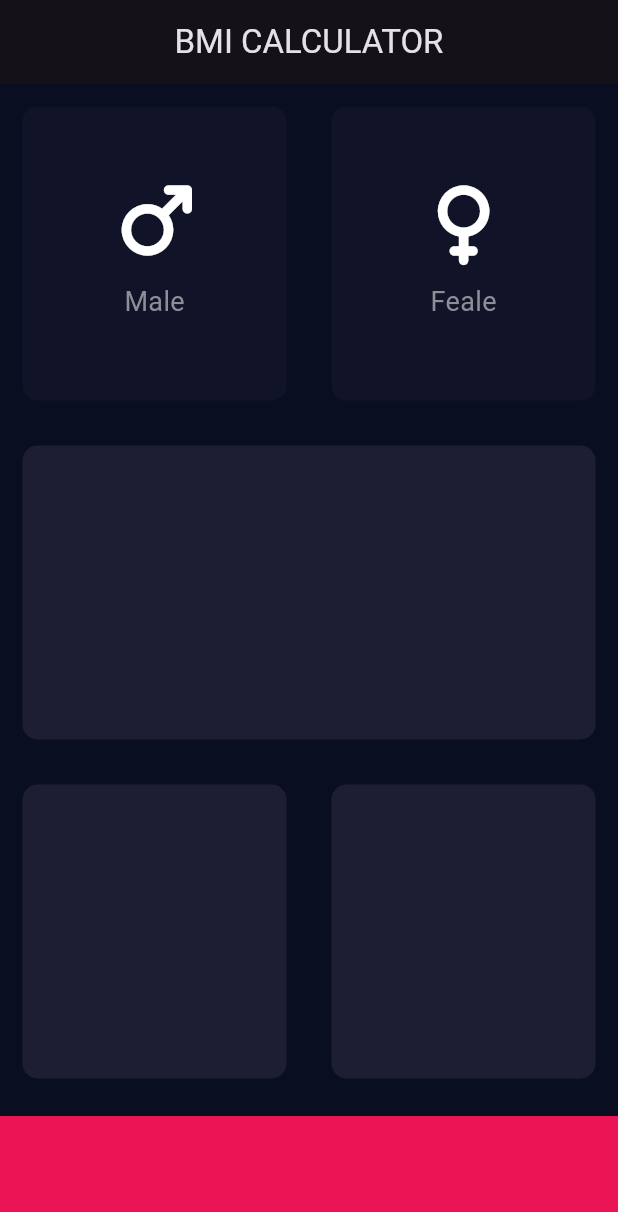
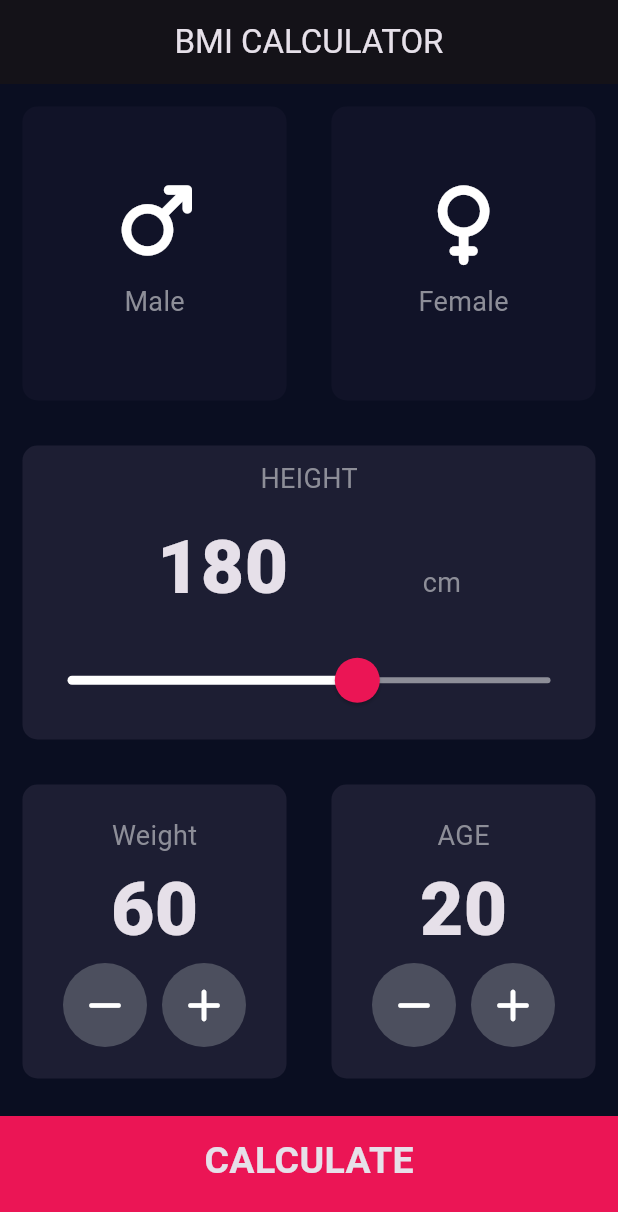
Before and after one commit to ANBPay-Training/BMI-Calculator, a Flutter app: the screen it shows after launch, on a phone screen of 412 x 824 dp. Shown: the top 1212 px of the screen. Run offline on Flutter 3.47's test engine with Material 3 defaults, Android fonts, the phone set to English and light mode, and no system bars; our stand-ins replace font_awesome_flutter.

Commit message:
from 130 to 135 slider, Themes, navigation, is added

```diff
--- /dev/null
+++ b/lib/Components/bottom_button.dart
@@ -0,0 +1,29 @@
+import 'package:flutter/material.dart';
+import 'package:bmi_calculator/constants.dart';
+
+class BottomButton extends StatelessWidget {
+  BottomButton({@required this.onTap, @required this.buttonTitle});
+
+  final VoidCallback? onTap;
+  final String? buttonTitle;
+
+  @override
+  Widget build(BuildContext context) {
+    return GestureDetector(
+      onTap: onTap,
+      child: Container(
+        child: Center(
+          child: Text(
+            buttonTitle!,
+            style: kLargeButtonTextStyle,
+          ),
+        ),
+        color: kBottomContainerColour,
+        margin: EdgeInsets.only(top: 10.0),
+        padding: EdgeInsets.only(bottom: 20.0),
+        width: double.infinity,
+        height: kBottomContainerHeight,
+      ),
+    );
+  }
+}
--- a/lib/icon_content.dart
+++ b/lib/Components/icon_content.dart
@@ -1,6 +1,5 @@
 import 'package:flutter/material.dart';
-
-const labelTextStyle = TextStyle(fontSize: 18, color: Color(0xFF8D8E98));
+import '../constants.dart';
 
 class IconContent extends StatelessWidget {
   IconContent({this.icon, this.label});
@@ -17,7 +16,7 @@ class IconContent extends StatelessWidget {
         SizedBox(height: 15),
         Text(
           label!,
-          style: labelTextStyle,
+          style: kLabelTextStyle,
         ),
       ],
     );
--- /dev/null
+++ b/lib/Components/round_icon_button.dart
@@ -0,0 +1,23 @@
+import 'package:flutter/material.dart';
+
+class RoundIconButton extends StatelessWidget {
+  RoundIconButton({@required this.icon, @required this.onPressed});
+
+  final IconData? icon;
+  final VoidCallback? onPressed;
+
+  @override
+  Widget build(BuildContext context) {
+    return RawMaterialButton(
+      elevation: 0.0,
+      child: Icon(icon),
+      onPressed: onPressed,
+      constraints: BoxConstraints.tightFor(
+        width: 56.0,
+        height: 56.0,
+      ),
+      shape: CircleBorder(),
+      fillColor: Color(0xFF4C4F5E),
+    );
+  }
+}
--- /dev/null
+++ b/lib/constants.dart
@@ -0,0 +1,34 @@
+import 'package:flutter/material.dart';
+
+const kLabelTextStyle = TextStyle(fontSize: 18, color: Color(0xFF8D8E98));
+const kNumberTextStyle = TextStyle(fontSize: 50, fontWeight: FontWeight.w900);
+
+const kBottomContainerHeight = 80.0;
+const kBottomContainerColour = Color(0xFFEB1555);
+const kActiveCardColour = Color(0xFF1D1E33);
+const kInactiveCardColour = Color(0xFF111328);
+
+const kLargeButtonTextStyle = TextStyle(
+  fontSize: 25.0,
+  fontWeight: FontWeight.bold,
+);
+
+const kTitleTextStyle = TextStyle(
+  fontSize: 50.0,
+  fontWeight: FontWeight.bold,
+);
+
+const kResultTextStyle = TextStyle(
+  color: Color(0xFF24D876),
+  fontSize: 22.0,
+  fontWeight: FontWeight.bold,
+);
+
+const kBMITextStyle = TextStyle(
+  fontSize: 100.0,
+  fontWeight: FontWeight.bold,
+);
+
+const kBodyTextStyle = TextStyle(
+  fontSize: 22.0,
+);
--- a/lib/input_page.dart
+++ /dev/null
@@ -1,89 +0,0 @@
-import 'package:flutter/material.dart';
-import 'package:font_awesome_flutter/font_awesome_flutter.dart';
-import 'reusable_card.dart';
-import 'icon_content.dart';
-
-const bottomContainerHeight = 80.0;
-const bottomContainerColour = Color(0xFFEB1555);
-const activeCardColour = Color(0xFF1D1E33);
-const inactiveCardColour = Color(0xFF111328);
-
-enum Gender {
-  male,
-  female,
-}
-
-class InputPage extends StatefulWidget {
-  @override
-  _InputPageState createState() => _InputPageState();
-}
-
-class _InputPageState extends State<InputPage> {
-  Gender? selectGender;
-
-  @override
-  Widget build(BuildContext context) {
-    return Scaffold(
-        appBar: AppBar(
-          title: Center(child: Text('BMI CALCULATOR')),
-        ),
-        body: Column(
-          children: [
-            Expanded(
-                child: Row(
-              children: [
-                Expanded(
-                  child: ReusableCard(
-                      onPress: () {
-                        setState(() {
-                          selectGender = Gender.male;
-                        });
-                      },
-                      colour: selectGender == Gender.male
-                          ? activeCardColour
-                          : inactiveCardColour,
-                      cardChild: IconContent(
-                          icon: FontAwesomeIcons.mars, label: 'Male')),
-                ),
-                Expanded(
-                  child: ReusableCard(
-                    onPress: () {
-                      setState(() {
-                        selectGender = Gender.female;
-                      });
-                    },
-                    colour: selectGender == Gender.female
-                        ? activeCardColour
-                        : inactiveCardColour,
-                    cardChild: IconContent(
-                        icon: FontAwesomeIcons.venus, label: 'Feale'),
-                  ),
-                )
-              ],
-            )),
-            Expanded(
-              child: ReusableCard(
-                colour: activeCardColour,
-              ),
-            ),
-            Expanded(
-                child: Row(
-              children: [
-                Expanded(
-                  child: ReusableCard(colour: activeCardColour),
-                ),
-                Expanded(
-                  child: ReusableCard(colour: Color(0xFF1D1E33)),
-                )
-              ],
-            )),
-            Container(
-              color: bottomContainerColour,
-              margin: EdgeInsets.only(top: 10),
-              width: double.infinity,
-              height: bottomContainerHeight,
-            )
-          ],
-        ));
-  }
-}
--- a/lib/main.dart
+++ b/lib/main.dart
@@ -1,5 +1,5 @@
 import 'package:flutter/material.dart';
-import 'input_page.dart';
+import 'screens/input_page.dart';
 
 void main() => runApp(BMICalculator());
 
--- /dev/null
+++ b/lib/screens/input_page.dart
@@ -0,0 +1,225 @@
+import 'package:bmi_calculator/Components/bottom_button.dart';
+import 'package:flutter/material.dart';
+import 'package:font_awesome_flutter/font_awesome_flutter.dart';
+import '../Components/reusable_card.dart';
+import '../Components/icon_content.dart';
+import '../constants.dart';
+import '../Components/round_icon_button.dart';
+import 'results_page.dart';
+
+enum Gender {
+  male,
+  female,
+}
+
+class InputPage extends StatefulWidget {
+  @override
+  _InputPageState createState() => _InputPageState();
+}
+
+class _InputPageState extends State<InputPage> {
+  Gender? selectGender;
+  int height = 180;
+  int weight = 60;
+  int age = 20;
+
+  @override
+  Widget build(BuildContext context) {
+    return Scaffold(
+      appBar: AppBar(
+        title: Center(child: Text('BMI CALCULATOR')),
+      ),
+      body: SafeArea(
+        child: Column(
+          crossAxisAlignment: CrossAxisAlignment.stretch,
+          children: [
+            Expanded(
+                child: Row(
+              children: [
+                Expanded(
+                  child: ReusableCard(
+                      onPress: () {
+                        setState(() {
+                          selectGender = Gender.male;
+                        });
+                      },
+                      colour: selectGender == Gender.male
+                          ? kActiveCardColour
+                          : kInactiveCardColour,
+                      cardChild: IconContent(
+                          icon: FontAwesomeIcons.mars, label: 'Male')),
+                ),
+                Expanded(
+                  child: ReusableCard(
+                    onPress: () {
+                      setState(() {
+                        selectGender = Gender.female;
+                      });
+                    },
+                    colour: selectGender == Gender.female
+                        ? kActiveCardColour
+                        : kInactiveCardColour,
+                    cardChild: IconContent(
+                        icon: FontAwesomeIcons.venus, label: 'Female'),
+                  ),
+                )
+              ],
+            )),
+            Expanded(
+              child: ReusableCard(
+                colour: kActiveCardColour,
+                cardChild: Column(
+                  mainAxisAlignment: MainAxisAlignment.spaceEvenly,
+                  children: [
+                    Text(
+                      'HEIGHT',
+                      style: kLabelTextStyle,
+                    ),
+                    Row(
+                      mainAxisAlignment: MainAxisAlignment.spaceEvenly,
+                      crossAxisAlignment: CrossAxisAlignment.baseline,
+                      textBaseline: TextBaseline.alphabetic,
+                      children: [
+                        Text(
+                          height.toString(),
+                          style: kNumberTextStyle,
+                        ),
+                        Text(
+                          'cm',
+                          style: kLabelTextStyle,
+                        ),
+                      ],
+                    ),
+                    SliderTheme(
+                      data: SliderTheme.of(context).copyWith(
+                          inactiveTrackColor: Color(0xFF8D8E98),
+                          activeTrackColor: Colors.white,
+                          thumbColor: Color(0xFFEB1555),
+                          overlayColor: Color(0x29EB1555),
+                          thumbShape:
+                              RoundSliderThumbShape(enabledThumbRadius: 15.0),
+                          overlayShape:
+                              RoundSliderOverlayShape(overlayRadius: 30)),
+                      child: Slider(
+                        value: height.toDouble(),
+                        min: 120.0,
+                        max: 220.0,
+                        onChanged: (double newValue) {
+                          setState(() {
+                            height = newValue.round();
+                          });
+                        },
+                      ),
+                    )
+                  ],
+                ),
+              ),
+            ),
+            Expanded(
+                child: Row(
+              children: [
+                Expanded(
+                  child: ReusableCard(
+                    colour: kActiveCardColour,
+                    cardChild: Column(
+                      mainAxisAlignment: MainAxisAlignment.center,
+                      children: [
+                        Text(
+                          'Weight',
+                          style: kLabelTextStyle,
+                        ),
+                        Text(
+                          weight.toString(),
+                          style: kNumberTextStyle,
+                        ),
+                        Row(
+                          mainAxisAlignment: MainAxisAlignment.center,
+                          children: [
+                            RoundIconButton(
+                              icon: FontAwesomeIcons.minus,
+                              onPressed: () {
+                                setState(() {
+                                  weight--;
+                                });
+                              },
+                            ),
+                            SizedBox(
+                              width: 10.0,
+                            ),
+                            RoundIconButton(
+                              icon: FontAwesomeIcons.plus,
+                              onPressed: () {
+                                setState(() {
+                                  weight++;
+                                });
+                              },
+                            ),
+                          ],
+                        )
+                      ],
+                    ),
+                  ),
+                ),
+                Expanded(
+                  child: ReusableCard(
+                    colour: kActiveCardColour,
+                    cardChild: Column(
+                      mainAxisAlignment: MainAxisAlignment.center,
+                      children: [
+                        Text(
+                          'AGE',
+                          style: kLabelTextStyle,
+                        ),
+                        Text(
+                          age.toString(),
+                          style: kNumberTextStyle,
+                        ),
+                        Row(
+                          mainAxisAlignment: MainAxisAlignment.center,
+                          children: [
+                            RoundIconButton(
+                              icon: FontAwesomeIcons.minus,
+                              onPressed: () {
+                                setState(() {
+                                  age--;
+                                });
+                              },
+                            ),
+                            SizedBox(
+                              width: 10.0,
+                            ),
+                            RoundIconButton(
+                              icon: FontAwesomeIcons.plus,
+                              onPressed: () {
+                                setState(() {
+                                  age++;
+                                });
+                              },
+                            ),
+                          ],
+                        )
+                      ],
+                    ),
+                  ),
+                )
+              ],
+            )),
+            BottomButton(
+                onTap: () {
+                  Navigator.push(
+                      context,
+                      MaterialPageRoute(
+                          builder: (context) => ResultsPage(
+                                interpretation: 'Normal',
+                                bmiResult: '18.0',
+                                resultText:
+                                    'your BMI result is quite low, you sholut eat more',
+                              )));
+                },
+                buttonTitle: 'CALCULATE'),
+          ],
+        ),
+      ),
+    );
+  }
+}
```
Also changed, not shown: lib/screens/results_page.dart (added, +72 -0 lines), lib/Components/reusable_card.dart (renamed from lib/reusable_card.dart).
